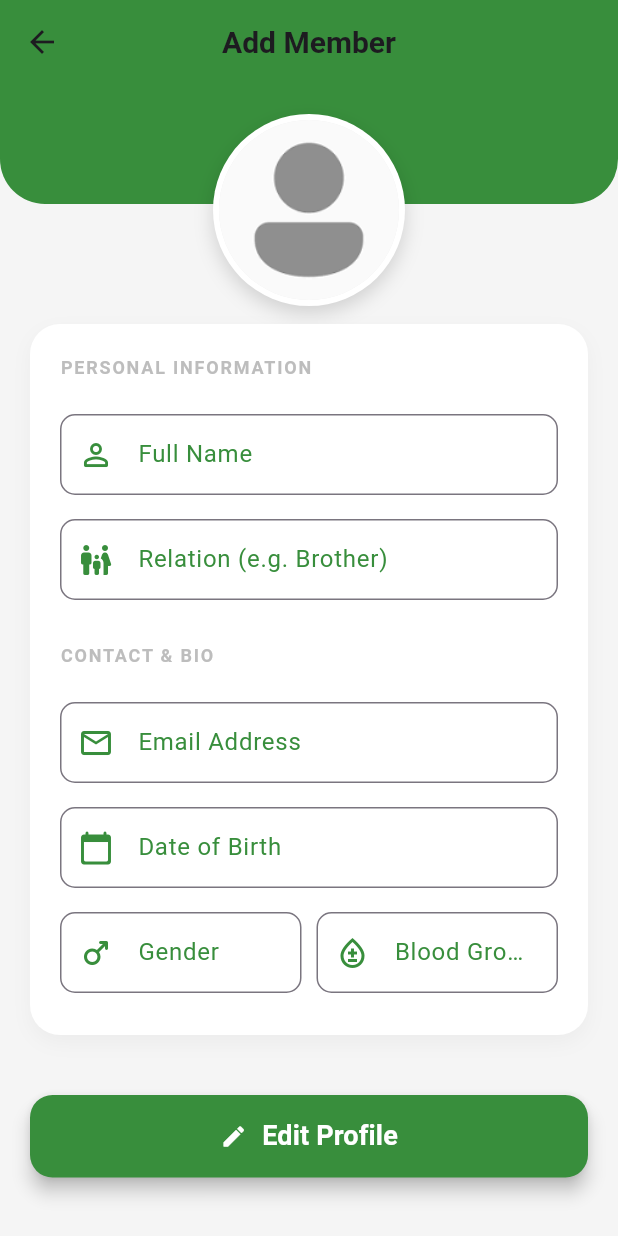
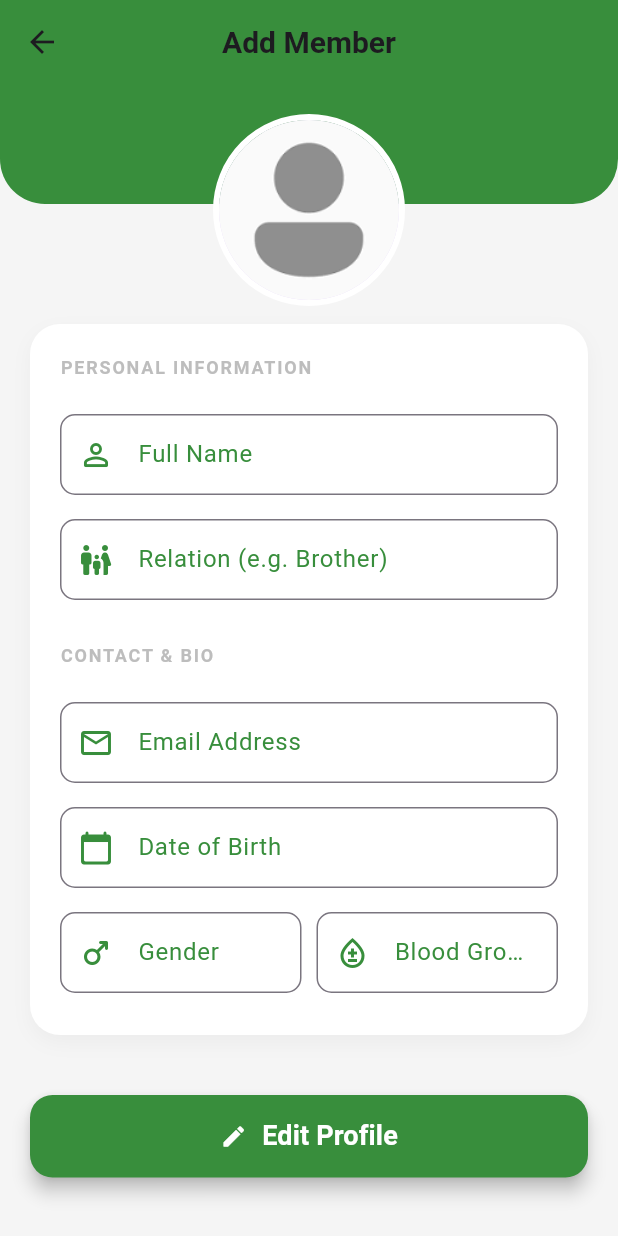
Before and after one commit to Mohsinali30/health-vault-flutter-app, a Flutter app: the MyProfileScreen screen opened by its route, on a phone screen of 412 x 824 dp. Run offline on Flutter 3.47's test engine with Material 3 defaults, Android fonts, the phone set to English and light mode, and no system bars; our stand-ins replace cloud_firestore, dio, file_picker, firebase_auth, firebase_core, flutter_local_notifications and 7 more; missing offline and left inert: gal; accounts and stored records are empty; network calls fail.

Commit message:
initial commit Done fixed minor issues

```diff
--- a/lib/View_view_Model/bioProvider.dart
+++ b/lib/View_view_Model/bioProvider.dart
@@ -92,15 +92,22 @@ class BioProvider with ChangeNotifier {
   // --- IMAGE LOGIC (Same as before) ---
   Future<void> PickImage() async {
     try {
-      final XFile? pickedImage = await picker.pickImage(source: ImageSource.gallery, imageQuality: 50);
+      final XFile? pickedImage = await picker.pickImage(
+          source: ImageSource.gallery,
+          imageQuality: 50
+      );
       if (pickedImage != null) {
         _profileimage = File(pickedImage.path);
         notifyListeners();
+      } else {
+      //  print("User ne image pick nahi ki");
       }
     } catch (e) {
-      Utiles().toastMessage("Can not Pick Image");
+    //  print("Pick Error: $e");
+      Utiles().toastMessage("Permission denied or Error: $e");
     }
   }
+
 
   Future<String?> UploadProfileImage(String uid) async {
     final db = Supabase.instance.client;
--- a/lib/views/HomeScreen/homescreen.dart
+++ b/lib/views/HomeScreen/homescreen.dart
@@ -236,8 +236,8 @@ class _HomeScreenState extends State<HomeScreen> {
                 //Reverse List Logic WooHhooooo
                 final reverselist = recentFiles.length -1-index;
                 final file = recentFiles[reverselist];
-                final uid =FirebaseAuth.instance.currentUser!.uid;
-
+                 final bio= Provider.of<BioProvider>(context,listen: false);
+                 final ProfileID= bio.activeProfile!.docId;
                 return Padding(
                   padding: const EdgeInsets.symmetric(horizontal: 16.0, vertical: 6.0),
                   child: Card(
@@ -287,7 +287,7 @@ class _HomeScreenState extends State<HomeScreen> {
                         trailing: InkWell(
                           borderRadius: BorderRadius.circular(30),
                           onTap: (){
-                            BucketOperation().DownloadAndOpen('$uid/${provider.category}/${file.name}');
+                            BucketOperation().DownloadAndOpen('$ProfileID/${provider.category}/${file.name}');
                           },
                           child: Container(
                             padding: const EdgeInsets.symmetric(horizontal: 12, vertical: 6),
--- a/lib/views/Profiles/profile_Screen.dart
+++ b/lib/views/Profiles/profile_Screen.dart
@@ -247,55 +247,50 @@ class _MyProfileScreenState extends State<MyProfileScreen> {
   }
 
   Widget _buildProfilePicture(BioProvider value) {
-    ImageProvider getImage() {
-      if (value.profileimage != null) return FileImage(value.profileimage!);
-      if (value.selectedProfile?.Profileimage != null && value.selectedProfile!.Profileimage!.isNotEmpty) {
-        return NetworkImage(value.selectedProfile!.Profileimage!);
-      }
-      return const AssetImage('assets/image.png');
-    }
-
     return Stack(
+      clipBehavior: Clip.none, // Zaroori hai taake icon bahar nazar aaye
       children: [
-        // Avatar Ring
-        Container(
-          padding: const EdgeInsets.all(4),
+        // 1. Circle Avatar
+        InkWell(
+          onTap: (){
+            value.PickImage();
+          },
+          child: Container(
             decoration: BoxDecoration(
-            color: Colors.white,
               shape: BoxShape.circle,
-            boxShadow: [
-              BoxShadow(color: Colors.black.withOpacity(0.15), blurRadius: 10, offset: const Offset(0, 5))
-            ],
+              border: Border.all(color: Colors.white, width: 4),
             ),
             child: CircleAvatar(
-            radius: 60, // Bigger size
-            backgroundColor: Colors.grey[200],
-            backgroundImage: getImage(),
+              radius: 60,
+              backgroundImage: value.profileimage != null
+                  ? FileImage(value.profileimage!) as ImageProvider
+                  : (value.selectedProfile?.Profileimage != null && value.selectedProfile!.Profileimage!.isNotEmpty
+                  ? NetworkImage(value.selectedProfile!.Profileimage!)
+                  : const AssetImage('assets/image.png')),
+            ),
           ),
         ),
 
-        // Edit Camera Button
+        // 2. Camera Icon Button
         if (value.isEditing)
           Positioned(
-            bottom: 5,
+            bottom: 5, // Thora adjust kiya hai taake boundary ke andar rahe
             right: 5,
-            child: GestureDetector(
-              onTap: () => value.PickImage(),
             child: Container(
-                padding: const EdgeInsets.all(10),
+              padding: const EdgeInsets.all(8),
               decoration: const BoxDecoration(
-                  color: primaryGreen,
+                color: Colors.green, // primaryGreen use karein
                 shape: BoxShape.circle,
-                  boxShadow: [BoxShadow(color: Colors.black26, blurRadius: 4)],
+                boxShadow: [
+                  BoxShadow(color: Colors.black26, blurRadius: 4, offset: Offset(0, 2))
+                ],
               ),
-                child: const Icon(Icons.camera_alt_rounded, color: Colors.white, size: 20),
-              ),
+              child: const Icon(Icons.camera_alt, color: Colors.white, size: 20),
             ),
           ),
       ],
     );
   }
-
   void _showDeleteDialog(BuildContext context, BioProvider value) {
     showDialog(
       context: context,
```
Lines whose indentation alone changed are shown as unchanged.
